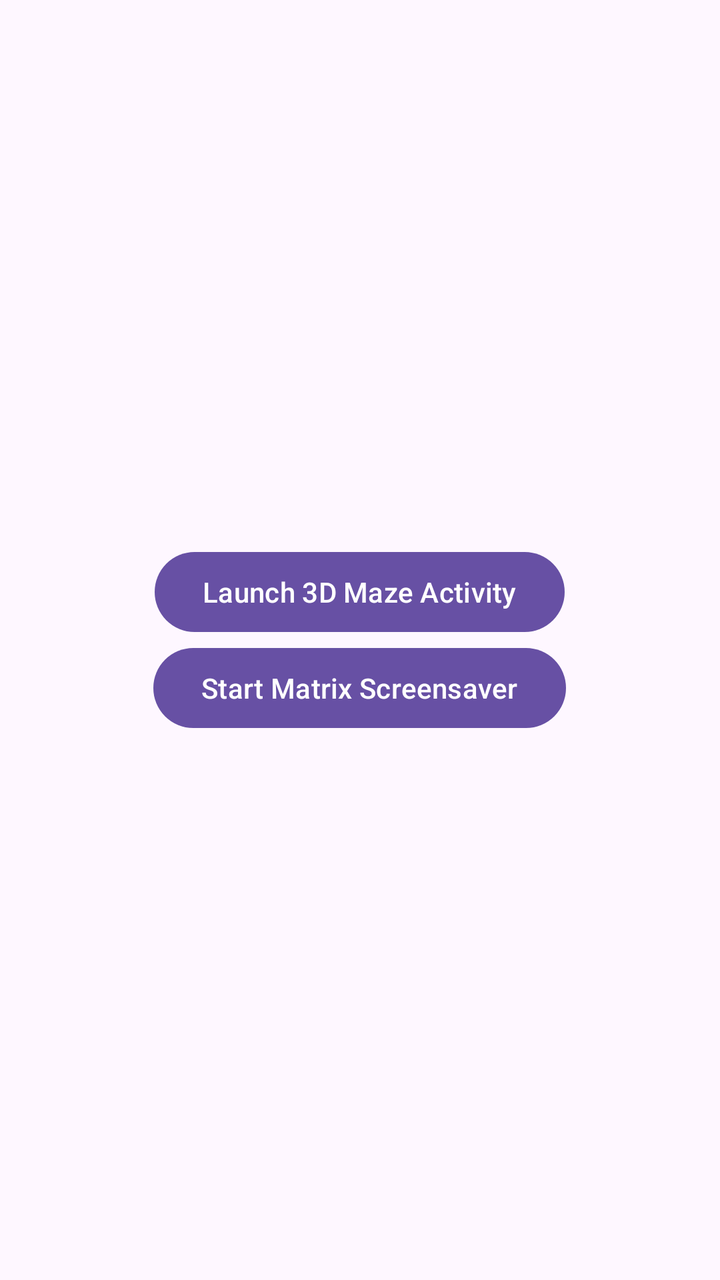
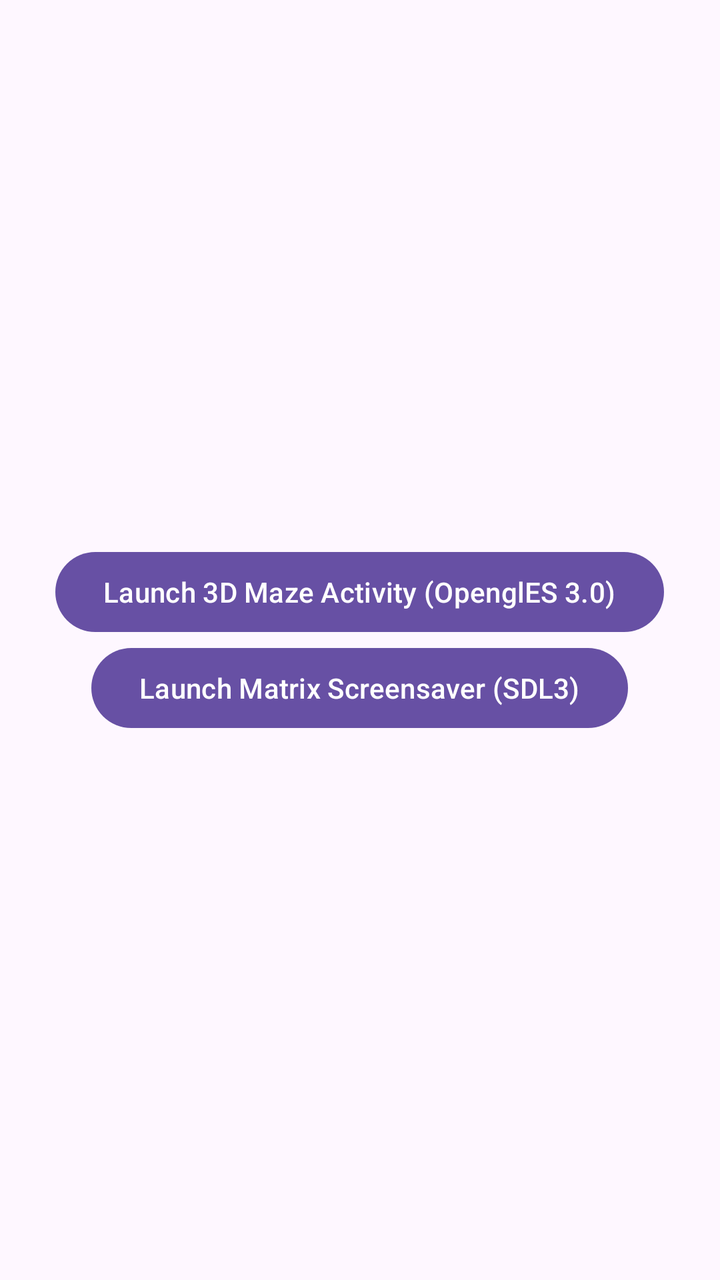

Two renders of the same Android screen: before a commit and after it. Below are the layout's source before the change and the commit's diff.
<!-- AndroidManifest.xml: activity theme Theme.Testsdl -->
<!-- res/layout/activity_main.xml -->
<?xml version="1.0" encoding="utf-8"?>
<LinearLayout xmlns:android="http://schemas.android.com/apk/res/android"
    android:layout_width="match_parent"
    android:layout_height="match_parent"
    android:gravity="center"
    android:orientation="vertical"
    android:padding="16dp">

    <Button
        android:id="@+id/launchButton"
        android:layout_width="wrap_content"
        android:layout_height="wrap_content"
        android:text="Launch 3D Maze Activity" />
    <Button
        android:id="@+id/button_matrix"
        android:layout_width="wrap_content"
        android:layout_height="wrap_content"
        android:text="Start Matrix Screensaver" />
</LinearLayout>
<!-- resources referenced by this layout -->
<resources>
  <style name="Theme.Testsdl" parent="Theme.MaterialComponents.DayNight.DarkActionBar">
          
          <item name="colorPrimary">@color/purple_500</item>
          <item name="colorPrimaryVariant">@color/purple_700</item>
          <item name="colorOnPrimary">@color/white</item>
          
          <item name="colorSecondary">@color/teal_200</item>
          <item name="colorSecondaryVariant">@color/teal_700</item>
          <item name="colorOnSecondary">@color/black</item>
          
          <item name="android:statusBarColor">?attr/colorPrimaryVariant</item>
          
      </style>
  <color name="purple_500">#FF6200EE</color>
  <color name="purple_700">#FF3700B3</color>
  <color name="white">#FFFFFFFF</color>
  <color name="teal_200">#FF03DAC5</color>
  <color name="teal_700">#FF018786</color>
  <color name="black">#FF000000</color>
</resources>

<!-- the commit's change to res/layout/activity_main.xml (unified diff, before → after) -->
@@ -10,10 +10,10 @@
         android:id="@+id/launchButton"
         android:layout_width="wrap_content"
         android:layout_height="wrap_content"
-        android:text="Launch 3D Maze Activity" />
+        android:text="@string/launch_3d_maze_activity_opengles_3_0" />
     <Button
         android:id="@+id/button_matrix"
         android:layout_width="wrap_content"
         android:layout_height="wrap_content"
-        android:text="Start Matrix Screensaver" />
+        android:text="@string/launch_matrix_screensaver_sdl3" />
 </LinearLayout>
<!-- resource entries referenced after the edit -->
@@ -1,5 +1,7 @@
 <!-- resources referenced by this layout -->
 <resources>
+  <string name="launch_3d_maze_activity_opengles_3_0">Launch 3D Maze Activity (OpenglES 3.0)</string>
+  <string name="launch_matrix_screensaver_sdl3">Launch Matrix Screensaver (SDL3)</string>
   <style name="Theme.Testsdl" parent="Theme.MaterialComponents.DayNight.DarkActionBar">
           
           <item name="colorPrimary">@color/purple_500</item>
